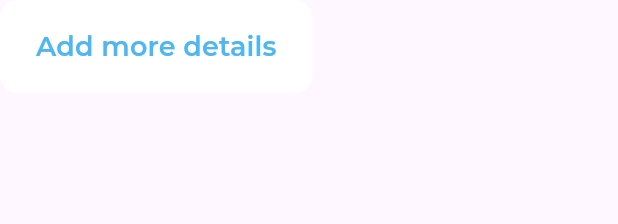
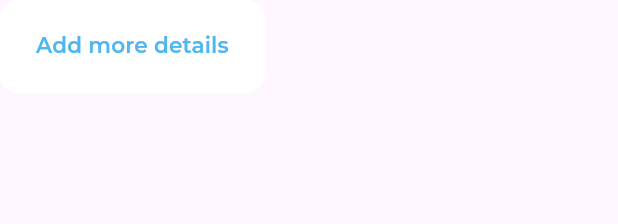
Before and after one commit to Kerofarah21/responsive_dash_board, a Flutter app: the CustomButton widget shown alone on an empty page, opened directly, on a phone screen of 412 x 824 dp. Shown: the top 224 px of the screen. Run offline on Flutter 3.47's test engine with Material 3 defaults, Android fonts, the phone set to English and light mode, and no system bars; our stand-ins replace expandable_page_view, fl_chart, flutter_svg; project files that could hold a hidden picture were left out.

Commit message:
make text responsive

```diff
--- a/lib/utils/app_styles.dart
+++ b/lib/utils/app_styles.dart
@@ -1,73 +1,100 @@
 import 'package:flutter/material.dart';
 
+import 'size_config.dart';
+
 abstract class AppStyles {
-  static const TextStyle styleRegular12 = TextStyle(
-    color: Color(0xFFAAAAAA),
-    fontSize: 12,
+  static TextStyle styleRegular12(BuildContext context) => TextStyle(
+        color: const Color(0xFFAAAAAA),
+        fontSize: getResponsiveFontSize(context, fontSize: 12),
         fontFamily: 'Montserrat',
         fontWeight: FontWeight.w400,
       );
 
-  static const TextStyle styleRegular14 = TextStyle(
-    color: Color(0xFFAAAAAA),
-    fontSize: 14,
+  static TextStyle styleRegular14(BuildContext context) => TextStyle(
+        color: const Color(0xFFAAAAAA),
+        fontSize: getResponsiveFontSize(context, fontSize: 14),
         fontFamily: 'Montserrat',
         fontWeight: FontWeight.w400,
       );
 
-  static const TextStyle styleRegular16 = TextStyle(
-    color: Color(0xFF064060),
-    fontSize: 16,
+  static TextStyle styleRegular16(BuildContext context) => TextStyle(
+        color: const Color(0xFF064060),
+        fontSize: getResponsiveFontSize(context, fontSize: 16),
         fontFamily: 'Montserrat',
         fontWeight: FontWeight.w400,
       );
 
-  static const TextStyle styleMedium16 = TextStyle(
-    color: Color(0xFF064060),
-    fontSize: 16,
+  static TextStyle styleMedium16(BuildContext context) => TextStyle(
+        color: const Color(0xFF064060),
+        fontSize: getResponsiveFontSize(context, fontSize: 16),
         fontFamily: 'Montserrat',
         fontWeight: FontWeight.w500,
       );
 
-  static const TextStyle styleMedium20 = TextStyle(
+  static TextStyle styleMedium20(BuildContext context) => TextStyle(
         color: Colors.white,
-    fontSize: 20,
+        fontSize: getResponsiveFontSize(context, fontSize: 20),
         fontFamily: 'Montserrat',
         fontWeight: FontWeight.w500,
       );
 
-  static const TextStyle styleSemiBold16 = TextStyle(
-    color: Color(0xFF064060),
-    fontSize: 16,
+  static TextStyle styleSemiBold16(BuildContext context) => TextStyle(
+        color: const Color(0xFF064060),
+        fontSize: getResponsiveFontSize(context, fontSize: 16),
         fontFamily: 'Montserrat',
         fontWeight: FontWeight.w600,
       );
 
-  static const TextStyle styleSemiBold18 = TextStyle(
+  static TextStyle styleSemiBold18(BuildContext context) => TextStyle(
         color: Colors.white,
-    fontSize: 18,
+        fontSize: getResponsiveFontSize(context, fontSize: 18),
         fontFamily: 'Montserrat',
         fontWeight: FontWeight.w600,
       );
 
-  static const TextStyle styleSemiBold20 = TextStyle(
-    color: Color(0xFF064060),
-    fontSize: 20,
+  static TextStyle styleSemiBold20(BuildContext context) => TextStyle(
+        color: const Color(0xFF064060),
+        fontSize: getResponsiveFontSize(context, fontSize: 20),
         fontFamily: 'Montserrat',
         fontWeight: FontWeight.w600,
       );
 
-  static const TextStyle styleSemiBold24 = TextStyle(
-    color: Color(0xFF4EB7F2),
-    fontSize: 24,
+  static TextStyle styleSemiBold24(BuildContext context) => TextStyle(
+        color: const Color(0xFF4EB7F2),
+        fontSize: getResponsiveFontSize(context, fontSize: 24),
         fontFamily: 'Montserrat',
         fontWeight: FontWeight.w600,
       );
 
-  static const TextStyle styleBold16 = TextStyle(
-    color: Color(0xFF4EB7F2),
-    fontSize: 16,
+  static TextStyle styleBold16(BuildContext context) => TextStyle(
+        color: const Color(0xFF4EB7F2),
+        fontSize: getResponsiveFontSize(context, fontSize: 16),
         fontFamily: 'Montserrat',
         fontWeight: FontWeight.w700,
       );
 }
+
+double getResponsiveFontSize(BuildContext context, {required double fontSize}) {
+  double scaleFactor = getScaleFactor(context);
+  double responsiveFontSize = fontSize * scaleFactor;
+
+  double lowerLimit = fontSize * .8;
+  double upperLimit = fontSize * 1.2;
+
+  return responsiveFontSize.clamp(lowerLimit, upperLimit);
+}
+
+double getScaleFactor(BuildContext context) {
+  // var dispatcher = PlatformDispatcher.instance;
+  // var physicalWidth = dispatcher.views.first.physicalSize.width;
+  // var devicePixelRatio = dispatcher.views.first.devicePixelRatio;
+  // double width = physicalWidth / devicePixelRatio;
+  double width = MediaQuery.sizeOf(context).width;
+  if (width < SizeConfig.tablet) {
+    return width / 550;
+  } else if (width < SizeConfig.desktop) {
+    return width / 1000;
+  } else {
+    return width / 1920;
+  }
+}
--- a/lib/widgets/active_and_inactive_drawer_item.dart
+++ b/lib/widgets/active_and_inactive_drawer_item.dart
@@ -18,7 +18,7 @@ class ActiveDrawerItem extends StatelessWidget {
       leading: SvgPicture.asset(drawerItemModel.image),
       title: Text(
         drawerItemModel.title,
-        style: AppStyles.styleBold16,
+        style: AppStyles.styleBold16(context),
       ),
       trailing: Container(
         width: 3.27,
@@ -42,7 +42,7 @@ class InActiveDrawerItem extends StatelessWidget {
       leading: SvgPicture.asset(drawerItemModel.image),
       title: Text(
         drawerItemModel.title,
-        style: AppStyles.styleRegular16,
+        style: AppStyles.styleRegular16(context),
       ),
     );
   }
--- a/lib/widgets/custom_button.dart
+++ b/lib/widgets/custom_button.dart
@@ -29,7 +29,7 @@ class CustomButton extends StatelessWidget {
         onPressed: () {},
         child: Text(
           title,
-          style: AppStyles.styleSemiBold18.copyWith(color: textColor),
+          style: AppStyles.styleSemiBold18(context).copyWith(color: textColor),
         ),
       ),
     );
--- a/lib/widgets/custom_text_field.dart
+++ b/lib/widgets/custom_text_field.dart
@@ -17,7 +17,7 @@ class CustomTextField extends StatelessWidget {
         enabledBorder: buildBorder(),
         focusedBorder: buildBorder(),
         hintText: hint,
-        hintStyle: AppStyles.styleRegular16.copyWith(
+        hintStyle: AppStyles.styleRegular16(context).copyWith(
           color: const Color(0xFFAAAAAA),
         ),
       ),
--- a/lib/widgets/income_item_details.dart
+++ b/lib/widgets/income_item_details.dart
@@ -21,11 +21,11 @@ class IncomeItemDetails extends StatelessWidget {
       ),
       title: Text(
         incomeItemModel.title,
-        style: AppStyles.styleRegular16,
+        style: AppStyles.styleRegular16(context),
       ),
       trailing: Text(
         incomeItemModel.percentage,
-        style: AppStyles.styleMedium16.copyWith(
+        style: AppStyles.styleMedium16(context).copyWith(
           color: const Color(0xFF208CC8),
         ),
       ),
--- a/lib/widgets/my_cards_section.dart
+++ b/lib/widgets/my_cards_section.dart
@@ -32,9 +32,9 @@ class _MyCardsSectionState extends State<MyCardsSection> {
     return Column(
       crossAxisAlignment: CrossAxisAlignment.start,
       children: [
-        const Text(
+        Text(
           'My Card',
-          style: AppStyles.styleSemiBold20,
+          style: AppStyles.styleSemiBold20(context),
         ),
         const SizedBox(
           height: 20,
--- a/lib/widgets/quick_invoice_header.dart
+++ b/lib/widgets/quick_invoice_header.dart
@@ -9,9 +9,9 @@ class QuickInvoiceHeader extends StatelessWidget {
   Widget build(BuildContext context) {
     return Row(
       children: [
-        const Text(
+        Text(
           'Quick Invoice',
-          style: AppStyles.styleSemiBold20,
+          style: AppStyles.styleSemiBold20(context),
         ),
         const Spacer(),
         Container(
--- a/lib/widgets/range_options.dart
+++ b/lib/widgets/range_options.dart
@@ -20,9 +20,9 @@ class RangeOptions extends StatelessWidget {
       ),
       child: Row(
         children: [
-          const Text(
+          Text(
             'Monthly',
-            style: AppStyles.styleMedium16,
+            style: AppStyles.styleMedium16(context),
           ),
           const SizedBox(
             width: 18,
--- a/lib/widgets/title_text_field.dart
+++ b/lib/widgets/title_text_field.dart
@@ -15,7 +15,7 @@ class TitleTextField extends StatelessWidget {
       children: [
         Text(
           title,
-          style: AppStyles.styleMedium16,
+          style: AppStyles.styleMedium16(context),
         ),
         const SizedBox(
           height: 12,
--- a/lib/widgets/transaction_history.dart
+++ b/lib/widgets/transaction_history.dart
@@ -18,7 +18,7 @@ class TransactionHistory extends StatelessWidget {
         ),
         Text(
           '13 April 2022',
-          style: AppStyles.styleMedium16.copyWith(
+          style: AppStyles.styleMedium16(context).copyWith(
             color: const Color(0xFFAAAAAA),
           ),
         ),
--- a/lib/widgets/transaction_history_header.dart
+++ b/lib/widgets/transaction_history_header.dart
@@ -12,13 +12,13 @@ class TransactionHistoryHeader extends StatelessWidget {
     return Row(
       mainAxisAlignment: MainAxisAlignment.spaceBetween,
       children: [
-        const Text(
+        Text(
           'Transaction History',
-          style: AppStyles.styleSemiBold20,
+          style: AppStyles.styleSemiBold20(context),
         ),
         Text(
           'See all',
-          style: AppStyles.styleMedium16.copyWith(
+          style: AppStyles.styleMedium16(context).copyWith(
             color: const Color(0xFF4EB7F2),
           ),
         ),
--- a/lib/widgets/transaction_item.dart
+++ b/lib/widgets/transaction_item.dart
@@ -18,17 +18,17 @@ class TransactionItem extends StatelessWidget {
       child: ListTile(
         title: Text(
           transactionItemModel.title,
-          style: AppStyles.styleSemiBold16,
+          style: AppStyles.styleSemiBold16(context),
         ),
         subtitle: Text(
           transactionItemModel.date,
-          style: AppStyles.styleRegular16.copyWith(
+          style: AppStyles.styleRegular16(context).copyWith(
             color: const Color(0xFFAAAAAA),
           ),
         ),
         trailing: Text(
           transactionItemModel.amount,
-          style: AppStyles.styleSemiBold20.copyWith(
+          style: AppStyles.styleSemiBold20(context).copyWith(
             color: transactionItemModel.isWithdrawal
                 ? const Color(0xFFF3735E)
                 : const Color(0xFF7CD87A),
--- a/lib/widgets/user_info_list_tile.dart
+++ b/lib/widgets/user_info_list_tile.dart
@@ -22,11 +22,11 @@ class UserInfoListTile extends StatelessWidget {
           leading: SvgPicture.asset(userInfoModel.image),
           title: Text(
             userInfoModel.title,
-            style: AppStyles.styleSemiBold16,
+            style: AppStyles.styleSemiBold16(context),
           ),
           subtitle: Text(
             userInfoModel.subtitle,
-            style: AppStyles.styleRegular12,
+            style: AppStyles.styleRegular12(context),
           ),
         ),
       ),
```
Also changed, not shown: lib/widgets/all_expenses_header.dart (+4 -4 lines), lib/widgets/detailed_income_chart.dart (+4 -4 lines), lib/widgets/income_section_header.dart (+4 -4 lines), lib/widgets/latest_transaction.dart (+4 -4 lines), lib/widgets/my_card.dart (+5 -5 lines), lib/widgets/selected_and_not_selected_all_expenses_item.dart (+7 -6 lines). Lines whose indentation alone changed are shown as unchanged.
